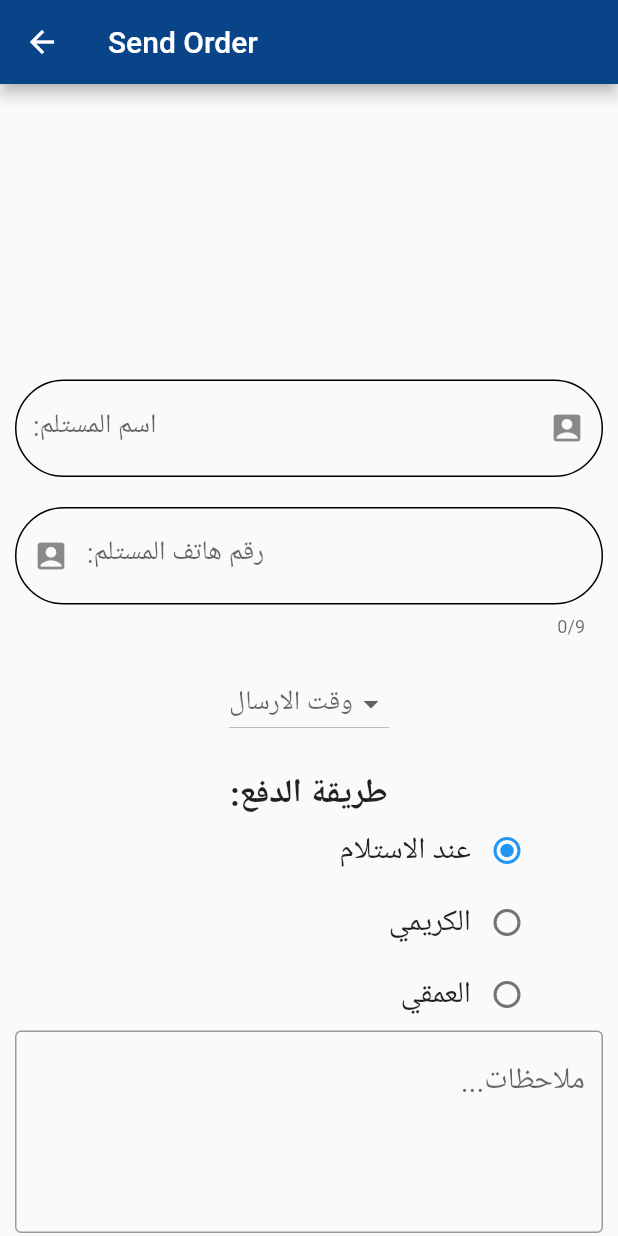
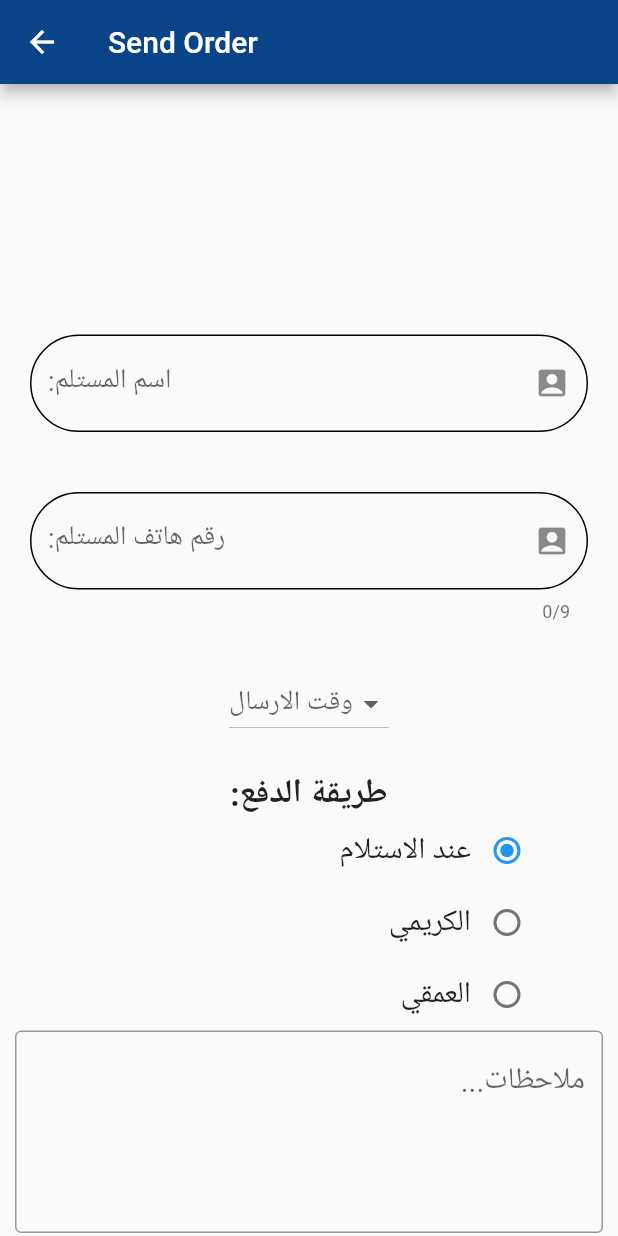
Before and after one commit to YusufAhmedBinQhman/shop_app, a Flutter app: the CartScreen screen opened directly with empty values, after a tap on "Order Now", on a phone screen of 412 x 824 dp. Run offline on Flutter 3.47's test engine with Material 3 defaults, Android fonts, the phone set to English and light mode, and no system bars; our stand-ins replace image_picker; network calls fail.

Commit message:
create two folder in View & new Widget in text_form.dart

```diff
--- a/lib/main.dart
+++ b/lib/main.dart
@@ -15,7 +15,7 @@ class MyApp extends StatelessWidget {
       theme: ThemeData(
           useMaterial3: false,
           appBarTheme: AppBarTheme(color: Color.fromRGBO(8, 68, 135, 1))),
-      initialRoute: "/signup",
+      initialRoute: "/sendorder",
       onGenerateRoute: AppRoutes.routeManager,
     );
   }
--- a/lib/views/SendOrder.dart
+++ b/lib/views/screen/SendOrder.dart
@@ -1,6 +1,7 @@
 import 'package:shop_app1/viewmodels/products_vm.dart';
 import 'package:shop_app1/viewmodels/sendOrderVM.dart';
 import 'package:flutter/material.dart';
+import 'package:shop_app1/views/widget/text_form.dart';
 
 class SendOrder extends StatefulWidget {
   const SendOrder({super.key});
@@ -14,7 +15,6 @@ class _SendOrderState extends State<SendOrder> {
   String? selectTime;
   String? payment = "عند الاستلام";
   SendOrderVM sendOrderVM = SendOrderVM();
-
 
   @override
   Widget build(BuildContext context) {
@@ -33,33 +33,21 @@ class _SendOrderState extends State<SendOrder> {
               mainAxisAlignment: MainAxisAlignment.end,
               children: [
                 SizedBox(height: 20),
-                TextFormField(
-                  textAlign: TextAlign.right,
-                  keyboardType: TextInputType.name,
-                  validator: (x) => checkValidName(x),
-                  decoration: InputDecoration(
-                      suffixIcon: Icon(Icons.account_box),
-                      labelText: ":اسم المستلم",
-                      labelStyle: TextStyle(fontSize: 18),
-                      hintText: ":اكتب اسم المستلم",
-                      hintStyle: TextStyle(fontSize: 18),
-                      enabledBorder: OutlineInputBorder(
-                          borderRadius: BorderRadius.circular(50))),
+                TextForm(
+                  sufIcon: Icon(Icons.account_box),
+                  KeyBType: TextInputType.name,
+                  validateInput: (x) => checkValidName(x),
+                  labelText: ":اسم المستلم",
+                  hintText: ":اكتب اسم المستلم",
                 ),
                 SizedBox(height: 20),
-                TextFormField(
-                  textAlign: TextAlign.right,
-                  validator: (x) => checkValidPhone(x),
-                  keyboardType: TextInputType.phone,
-                  maxLength: 9,
-                  decoration: InputDecoration(
-                      prefixIcon: Icon(Icons.account_box),
-                      labelText: ":رقم هاتف المستلم",
-                      labelStyle: TextStyle(fontSize: 18),
-                      hintText: "مثال: 777111222",
-                      hintStyle: TextStyle(fontSize: 18),
-                      enabledBorder: OutlineInputBorder(
-                          borderRadius: BorderRadius.circular(50))),
+                TextForm(
+                  validateInput: (x) => checkValidPhone(x),
+                  KeyBType: TextInputType.phone,
+                  maxLen: 9,
+                  sufIcon: Icon(Icons.account_box),
+                  labelText: ":رقم هاتف المستلم",
+                  hintText: "مثال: 777111222",
                 ),
                 SizedBox(height: 20),
                 DropdownButton(
--- a/lib/views/details_screen.dart
+++ b/lib/views/screen/details_screen.dart
@@ -1,7 +1,7 @@
 import 'package:flutter/material.dart';
 import 'package:shop_app1/models/product.dart';
 import 'package:shop_app1/viewmodels/products_vm.dart';
-import 'package:shop_app1/views/cart_screen.dart';
+import 'package:shop_app1/views/screen/cart_screen.dart';
 
 class DetailsScreen extends StatefulWidget {
   late Product p;
--- /dev/null
+++ b/lib/views/widget/text_form.dart
@@ -0,0 +1,40 @@
+import 'package:flutter/material.dart';
+import 'package:flutter/services.dart';
+
+class TextForm extends StatelessWidget {
+  TextForm(
+      {super.key,
+      this.labelText,
+      this.hintText,
+      this.sufIcon,
+      this.validateInput,
+      this.maxLen,
+      this.textAlign = TextAlign.right,
+      this.KeyBType = TextInputType.name});
+  String? labelText;
+  String? hintText;
+  FormFieldValidator<String?>? validateInput;
+  TextAlign textAlign = TextAlign.right;
+  TextInputType KeyBType = TextInputType.name;
+  Widget? sufIcon;
+  int? maxLen;
+  @override
+  Widget build(BuildContext context) {
+    return Container(
+        margin: EdgeInsets.all(10),
+        child: TextFormField(
+          textAlign: textAlign,
+          keyboardType: KeyBType,
+          validator: validateInput,
+          maxLength: maxLen,
+          decoration: InputDecoration(
+              suffixIcon: sufIcon,
+              labelText: labelText,
+              labelStyle: TextStyle(fontSize: 18),
+              hintText: hintText,
+              hintStyle: TextStyle(fontSize: 18),
+              enabledBorder:
+                  OutlineInputBorder(borderRadius: BorderRadius.circular(50))),
+        ));
+  }
+}
```
Also changed, not shown: lib/utils/app_routes.dart (+11 -11 lines), lib/views/screen/FavoriteScreen.dart (renamed from lib/views/FavoriteScreen.dart), lib/views/screen/LoginScreen.dart (renamed from lib/views/LoginScreen.dart), lib/views/screen/SucceedOrder.dart (renamed from lib/views/SucceedOrder.dart), lib/views/screen/cart_screen.dart (renamed from lib/views/cart_screen.dart), lib/views/screen/demo.dart (renamed from lib/views/demo.dart), lib/views/screen/home_screen.dart (renamed from lib/views/home_screen.dart), lib/views/screen/not_found.dart (renamed from lib/views/not_found.dart), lib/views/screen/signup.dart (renamed from lib/views/signup.dart), lib/views/screen/splash_screen.dart (renamed from lib/views/splash_screen.dart).
